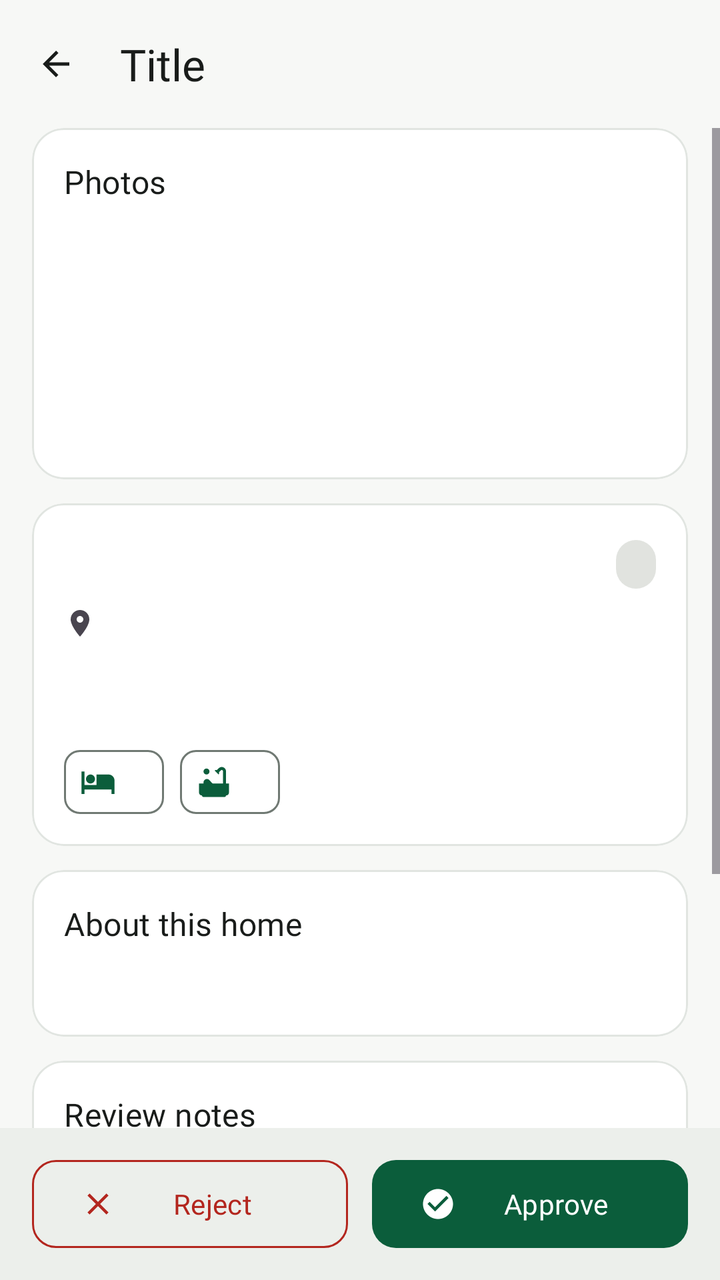
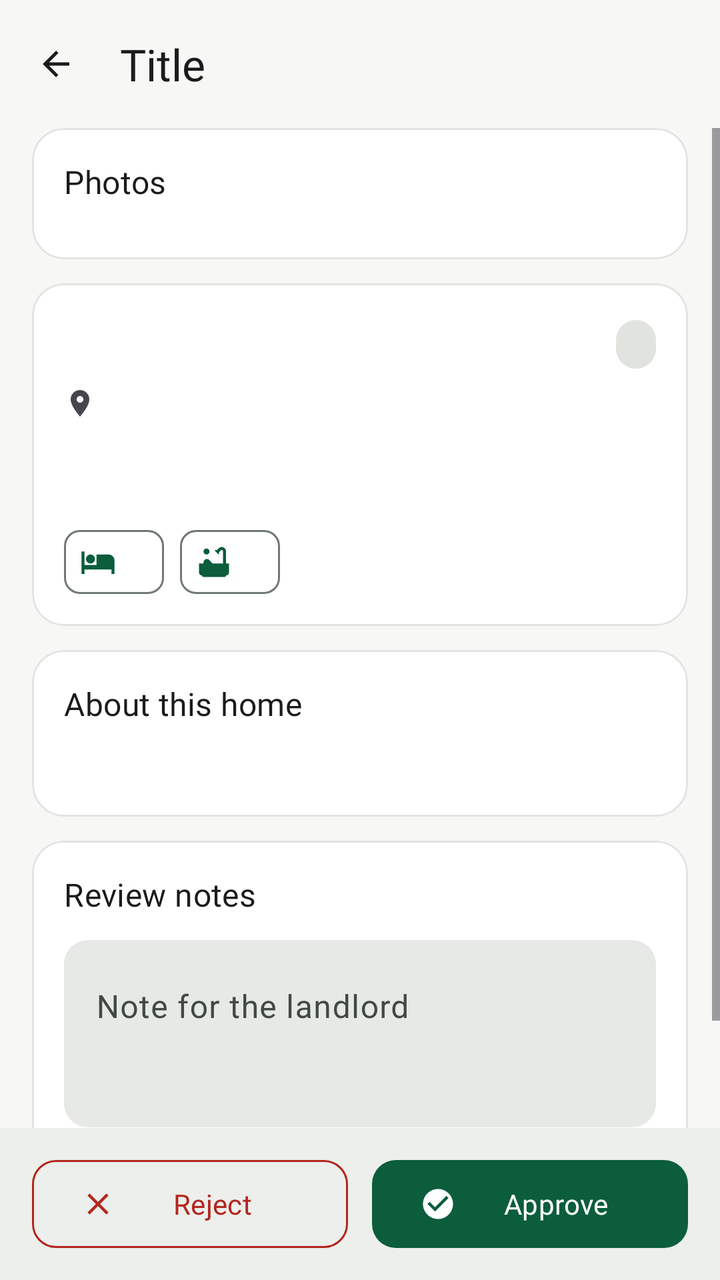

The first picture is an Android layout as it rendered before a commit; the second is the same layout after the commit. The layout source and the unified diff follow.
<!-- AndroidManifest.xml: application theme Theme.KodiWise -->
<!-- res/layout/activity_admin_review_property.xml -->
<?xml version="1.0" encoding="utf-8"?>
<LinearLayout xmlns:android="http://schemas.android.com/apk/res/android"
    xmlns:app="http://schemas.android.com/apk/res-auto"
    android:layout_width="match_parent"
    android:layout_height="match_parent"
    android:background="?android:attr/colorBackground"
    android:fitsSystemWindows="true"
    android:orientation="vertical">

    <include layout="@layout/include_back_header" />

    <ScrollView
        android:layout_width="match_parent"
        android:layout_height="0dp"
        android:layout_weight="1">

        <LinearLayout
            android:layout_width="match_parent"
            android:layout_height="wrap_content"
            android:orientation="vertical"
            android:paddingHorizontal="16dp"
            android:paddingBottom="24dp">

            <com.google.android.material.card.MaterialCardView
                android:layout_width="match_parent"
                android:layout_height="wrap_content"
                android:layout_marginTop="0dp">

                <LinearLayout
                    android:layout_width="match_parent"
                    android:layout_height="wrap_content"
                    android:orientation="vertical"
                    android:padding="16dp">

                    <TextView
                        style="@style/Widget.KodiWise.SectionTitle"
                        android:layout_width="wrap_content"
                        android:layout_height="wrap_content"
                        android:text="@string/review_photos" />

                    <androidx.recyclerview.widget.RecyclerView
                        android:id="@+id/rvGallery"
                        android:layout_width="match_parent"
                        android:layout_height="wrap_content"
                        android:layout_marginTop="12dp"
                        android:clipToPadding="false"
                        android:minHeight="110dp"
                        android:orientation="horizontal" />

                </LinearLayout>
            </com.google.android.material.card.MaterialCardView>

            <com.google.android.material.card.MaterialCardView
                android:layout_width="match_parent"
                android:layout_height="wrap_content"
                android:layout_marginTop="12dp">

                <LinearLayout
                    android:layout_width="match_parent"
                    android:layout_height="wrap_content"
                    android:orientation="vertical"
                    android:padding="16dp">

                    <LinearLayout
                        android:layout_width="match_parent"
                        android:layout_height="wrap_content"
                        android:gravity="center_vertical"
                        android:orientation="horizontal">

                        <TextView
                            android:id="@+id/tvTitle"
                            android:layout_width="0dp"
                            android:layout_height="wrap_content"
                            android:layout_weight="1"
                            android:textAppearance="?attr/textAppearanceTitleLarge"
                            android:textColor="?attr/colorOnSurface" />

                        <TextView
                            android:id="@+id/tvStatus"
                            style="@style/Widget.KodiWise.Badge"
                            android:layout_width="wrap_content"
                            android:layout_height="wrap_content"
                            android:layout_marginStart="8dp" />
                    </LinearLayout>

                    <TextView
                        android:id="@+id/tvLocation"
                        android:layout_width="match_parent"
                        android:layout_height="wrap_content"
                        android:layout_marginTop="4dp"
                        android:drawablePadding="4dp"
                        android:gravity="center_vertical"
                        android:textAppearance="?attr/textAppearanceBodyLarge"
                        android:textColor="?attr/colorOnSurfaceVariant"
                        app:drawableStartCompat="@drawable/ic_place_16" />

                    <LinearLayout
                        android:layout_width="match_parent"
                        android:layout_height="wrap_content"
                        android:layout_marginTop="12dp"
                        android:gravity="center_vertical"
                        android:orientation="horizontal">

                        <TextView
                            android:id="@+id/tvPrice"
                            android:layout_width="0dp"
                            android:layout_height="wrap_content"
                            android:layout_weight="1"
                            android:textAppearance="?attr/textAppearanceHeadlineSmall"
                            android:textColor="?attr/colorPrimary" />

                        <TextView
                            android:id="@+id/tvBand"
                            style="@style/Widget.KodiWise.Badge"
                            android:layout_width="wrap_content"
                            android:layout_height="wrap_content"
                            android:visibility="gone" />
                    </LinearLayout>

                    <com.google.android.material.chip.ChipGroup
                        android:layout_width="match_parent"
                        android:layout_height="wrap_content"
                        android:layout_marginTop="8dp">

                        <com.google.android.material.chip.Chip
                            android:id="@+id/chipBeds"
                            style="@style/Widget.KodiWise.Chip.Info"
                            android:layout_width="wrap_content"
                            android:layout_height="wrap_content"
                            app:chipIcon="@drawable/ic_bed" />

                        <com.google.android.material.chip.Chip
                            android:id="@+id/chipBaths"
                            style="@style/Widget.KodiWise.Chip.Info"
                            android:layout_width="wrap_content"
                            android:layout_height="wrap_content"
                            app:chipIcon="@drawable/ic_bathtub" />

                        <com.google.android.material.chip.Chip
                            android:id="@+id/chipSize"
                            style="@style/Widget.KodiWise.Chip.Info"
                            android:layout_width="wrap_content"
                            android:layout_height="wrap_content"
                            android:visibility="gone"
                            app:chipIcon="@drawable/ic_aspect_ratio" />
                    </com.google.android.material.chip.ChipGroup>

                    <TextView
                        android:id="@+id/tvRooms"
                        android:layout_width="wrap_content"
                        android:layout_height="wrap_content"
                        android:visibility="gone" />

                </LinearLayout>
            </com.google.android.material.card.MaterialCardView>

            <com.google.android.material.card.MaterialCardView
                android:layout_width="match_parent"
                android:layout_height="wrap_content"
                android:layout_marginTop="12dp">

                <LinearLayout
                    android:layout_width="match_parent"
                    android:layout_height="wrap_content"
                    android:orientation="vertical"
                    android:padding="16dp">

                    <TextView
                        style="@style/Widget.KodiWise.SectionTitle"
                        android:layout_width="wrap_content"
                        android:layout_height="wrap_content"
                        android:text="@string/detail_about" />

                    <TextView
                        android:id="@+id/tvDescription"
                        android:layout_width="match_parent"
                        android:layout_height="wrap_content"
                        android:layout_marginTop="8dp"
                        android:textAppearance="?attr/textAppearanceBodyLarge"
                        android:textColor="?attr/colorOnSurface" />

                </LinearLayout>
            </com.google.android.material.card.MaterialCardView>

            <com.google.android.material.card.MaterialCardView
                android:layout_width="match_parent"
                android:layout_height="wrap_content"
                android:layout_marginTop="12dp">

                <LinearLayout
                    android:layout_width="match_parent"
                    android:layout_height="wrap_content"
                    android:orientation="vertical"
                    android:padding="16dp">

                    <TextView
                        style="@style/Widget.KodiWise.SectionTitle"
                        android:layout_width="wrap_content"
                        android:layout_height="wrap_content"
                        android:text="@string/review_notes" />

                    <com.google.android.material.textfield.TextInputLayout
                        android:layout_width="match_parent"
                        android:layout_height="wrap_content"
                        android:layout_marginTop="12dp"
                        android:hint="@string/review_notes_hint"
                        app:helperText="@string/review_notes_helper">

                        <com.google.android.material.textfield.TextInputEditText
                            android:id="@+id/etNotes"
                            android:layout_width="match_parent"
                            android:layout_height="wrap_content"
                            android:gravity="top"
                            android:inputType="textMultiLine|textCapSentences"
                            android:minLines="3" />
                    </com.google.android.material.textfield.TextInputLayout>

                </LinearLayout>
            </com.google.android.material.card.MaterialCardView>

        </LinearLayout>
    </ScrollView>

    <LinearLayout
        android:layout_width="match_parent"
        android:layout_height="wrap_content"
        android:background="?attr/colorSurfaceContainer"
        android:orientation="vertical"
        android:paddingHorizontal="16dp"
        android:paddingVertical="12dp">

        <LinearLayout
            android:layout_width="match_parent"
            android:layout_height="wrap_content"
            android:orientation="horizontal">

            <com.google.android.material.button.MaterialButton
                android:id="@+id/btnReject"
                style="@style/Widget.KodiWise.Button.Outlined"
                android:layout_width="0dp"
                android:layout_height="wrap_content"
                android:layout_marginEnd="6dp"
                android:layout_weight="1"
                android:text="@string/review_reject"
                android:textColor="?attr/colorError"
                app:icon="@drawable/ic_close"
                app:iconTint="?attr/colorError"
                app:strokeColor="?attr/colorError" />

            <com.google.android.material.button.MaterialButton
                android:id="@+id/btnApprove"
                android:layout_width="0dp"
                android:layout_height="wrap_content"
                android:layout_marginStart="6dp"
                android:layout_weight="1"
                android:text="@string/review_approve"
                app:icon="@drawable/ic_check_circle" />
        </LinearLayout>

    </LinearLayout>
</LinearLayout>
<!-- res/layout/include_back_header.xml (included above) -->
<?xml version="1.0" encoding="utf-8"?>
<LinearLayout xmlns:android="http://schemas.android.com/apk/res/android"
    xmlns:app="http://schemas.android.com/apk/res-auto"
    android:id="@+id/backHeaderRoot"
    android:layout_width="match_parent"
    android:layout_height="wrap_content"
    android:background="?android:attr/colorBackground"
    android:gravity="center_vertical"
    android:minHeight="64dp"
    android:orientation="horizontal"
    android:paddingStart="4dp"
    android:paddingEnd="16dp">

    <com.google.android.material.button.MaterialButton
        android:id="@+id/btnBackHeader"
        style="@style/Widget.Material3.Button.IconButton"
        android:layout_width="48dp"
        android:layout_height="48dp"
        android:contentDescription="@string/back"
        app:icon="@drawable/ic_arrow_back"
        app:iconTint="?attr/colorOnSurface" />

    <TextView
        android:id="@+id/tvHeaderTitle"
        android:layout_width="0dp"
        android:layout_height="wrap_content"
        android:layout_marginStart="8dp"
        android:layout_weight="1"
        android:ellipsize="end"
        android:singleLine="true"
        android:text="@string/header_title"
        android:textAppearance="?attr/textAppearanceTitleLarge"
        android:textColor="?attr/colorOnSurface" />
</LinearLayout>
<!-- resources referenced by this layout -->
<resources>
  <string name="back">Back</string>
  <string name="detail_about">About this home</string>
  <string name="header_title">Title</string>
  <string name="review_approve">Approve</string>
  <string name="review_notes">Review notes</string>
  <string name="review_notes_helper">Optional. Shown on the landlord’s listing.</string>
  <string name="review_notes_hint">Note for the landlord</string>
  <string name="review_photos">Photos</string>
  <string name="review_reject">Reject</string>
  <style name="Theme.KodiWise" parent="Base.Theme.KodiWise" />
  <color name="kw_on_neutral_chip">#404943</color>
  <color name="kw_neutral_chip">#E1E3DF</color>
  <color name="kw_primary">#0B5D3B</color>
  <color name="kw_on_primary">#FFFFFF</color>
  <color name="kw_primary_container">#CDEBD9</color>
  <color name="kw_on_primary_container">#002114</color>
  <color name="kw_secondary">#C9A227</color>
  <color name="kw_on_secondary">#1F1B00</color>
  <color name="kw_secondary_container">#FFF1C2</color>
  <color name="kw_on_secondary_container">#3D2F00</color>
  <color name="kw_tertiary">#3E6553</color>
  <color name="kw_on_tertiary">#FFFFFF</color>
  <color name="kw_tertiary_container">#C0EBD4</color>
  <color name="kw_on_tertiary_container">#002114</color>
  <color name="kw_error">#B3261E</color>
  <color name="kw_on_error">#FFFFFF</color>
  <color name="kw_error_container">#F9DEDC</color>
  <color name="kw_on_error_container">#410E0B</color>
  <color name="kw_background">#F7F8F6</color>
  <color name="kw_on_background">#191C1A</color>
  <color name="kw_surface">#FFFFFF</color>
  <color name="kw_on_surface">#191C1A</color>
  <color name="kw_surface_variant">#DCE5DD</color>
  <color name="kw_on_surface_variant">#404943</color>
  <color name="kw_outline">#707973</color>
  <color name="kw_outline_variant">#C0C9C1</color>
  <color name="kw_surface_container_lowest">#FFFFFF</color>
  <color name="kw_surface_container_low">#F2F4F1</color>
  <color name="kw_surface_container">#ECEFEB</color>
  <color name="kw_surface_container_high">#E6E9E5</color>
  <color name="kw_surface_container_highest">#E1E3DF</color>
  <color name="kw_surface_dim">#D8DBD7</color>
  <color name="kw_surface_bright">#F7F8F6</color>
  <color name="kw_inverse_surface">#2E312E</color>
  <color name="kw_inverse_on_surface">#EFF1ED</color>
  <color name="kw_inverse_primary">#8FD5AE</color>
  <style name="Widget.KodiWise.TextView" parent="Widget.AppCompat.TextView">
          <item name="android:textAppearance">@style/TextAppearance.KodiWise.BodyMedium</item>
      </style>
  <style name="TextAppearance.KodiWise.BodyLarge" parent="TextAppearance.Material3.BodyLarge">
          
          <item name="android:textViewStyle">@style/Widget.KodiWise.TextView</item>
      </style>
  <style name="TextAppearance.KodiWise.BodyMedium" parent="TextAppearance.Material3.BodyMedium">
          
          <item name="android:textViewStyle">@style/Widget.KodiWise.TextView</item>
      </style>
  <style name="TextAppearance.KodiWise.BodySmall" parent="TextAppearance.Material3.BodySmall">
          
          <item name="android:textViewStyle">@style/Widget.KodiWise.TextView</item>
      </style>
  <style name="ShapeAppearance.KodiWise.Large" parent="ShapeAppearance.Material3.Corner.Large">
          <item name="cornerFamily">rounded</item>
          <item name="cornerSize">16dp</item>
      </style>
  <style name="Widget.KodiWise.Chip" parent="Widget.Material3.Chip.Filter" />
  <style name="Widget.KodiWise.CheckBox" parent="Widget.Material3.CompoundButton.CheckBox">
          <item name="android:minHeight">48dp</item>
      </style>
  <color name="kw_card">#FFFFFF</color>
  <color name="kw_card_stroke">#E1E5E1</color>
  <style name="Widget.KodiWise.BottomNav.NoIndicator" parent="Widget.Material3.BottomNavigationView.ActiveIndicator">
          <item name="android:color">@android:color/transparent</item>
      </style>
  <!-- unchanged entries left out for length: 30 -->
</resources>

<!-- the commit's change to res/layout/activity_admin_review_property.xml (unified diff, before → after) -->
@@ -44,8 +44,17 @@
                         android:layout_height="wrap_content"
                         android:layout_marginTop="12dp"
                         android:clipToPadding="false"
-                        android:minHeight="110dp"
                         android:orientation="horizontal" />
+
+                    <TextView
+                        android:id="@+id/tvGalleryEmpty"
+                        android:layout_width="match_parent"
+                        android:layout_height="wrap_content"
+                        android:layout_marginTop="4dp"
+                        android:text="@string/detail_no_photos"
+                        android:textAppearance="?attr/textAppearanceBodyMedium"
+                        android:textColor="?attr/colorOnSurfaceVariant"
+                        android:visibility="gone" />
 
                 </LinearLayout>
             </com.google.android.material.card.MaterialCardView>
@@ -99,13 +108,12 @@
                         android:layout_height="wrap_content"
                         android:layout_marginTop="12dp"
                         android:gravity="center_vertical"
-                        android:orientation="horizontal">
+                        android:orientation="vertical">
 
                         <TextView
                             android:id="@+id/tvPrice"
-                            android:layout_width="0dp"
-                            android:layout_height="wrap_content"
-                            android:layout_weight="1"
+                            android:layout_width="match_parent"
+                            android:layout_height="wrap_content"
                             android:textAppearance="?attr/textAppearanceHeadlineSmall"
                             android:textColor="?attr/colorPrimary" />
 
@@ -114,6 +122,7 @@
                             style="@style/Widget.KodiWise.Badge"
                             android:layout_width="wrap_content"
                             android:layout_height="wrap_content"
+            android:layout_marginTop="6dp"
                             android:visibility="gone" />
                     </LinearLayout>
 
<!-- resource entries referenced after the edit -->
@@ -2,6 +2,7 @@
 <resources>
   <string name="back">Back</string>
   <string name="detail_about">About this home</string>
+  <string name="detail_no_photos">No photos for this listing.</string>
   <string name="header_title">Title</string>
   <string name="review_approve">Approve</string>
   <string name="review_notes">Review notes</string>
